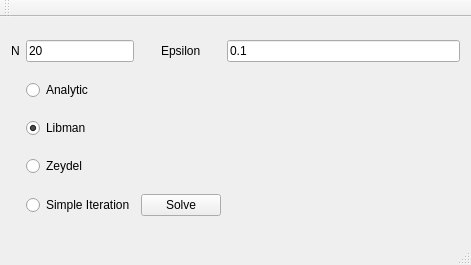
Before: the Qt Designer form numeric-methods-lab-7/ElepticalEqutation/eleptical_interface.ui in alexbakharew/NumericalMethods2, drawn with Qt 5.
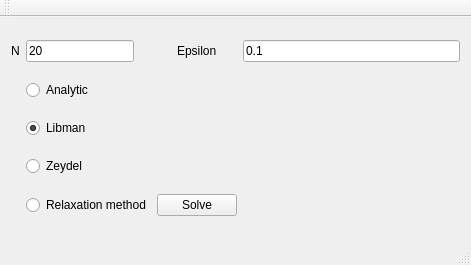
After: the same form once the commit is applied.

What changed in the file:
```diff
--- a/numeric-methods-lab-7/ElepticalEqutation/eleptical_interface.ui
+++ b/numeric-methods-lab-7/ElepticalEqutation/eleptical_interface.ui
@@ -70,7 +70,7 @@
     <item row="6" column="1">
      <widget class="QRadioButton" name="radioButton_2">
       <property name="text">
-       <string>Simple Iteration</string>
+       <string>Relaxation method</string>
       </property>
      </widget>
     </item>
```
